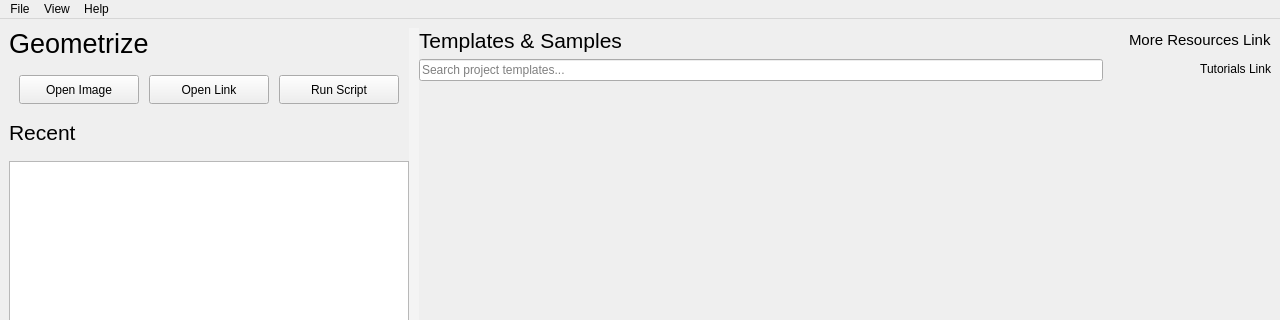
Before: the Qt Designer form Geometrize/dialog/launchwindow.ui in Tw1ddle/geometrize, drawn with Qt 5; both pictures show x 0 to 1280 and y 0 to 320 of the 1280 by 720 pixel window.
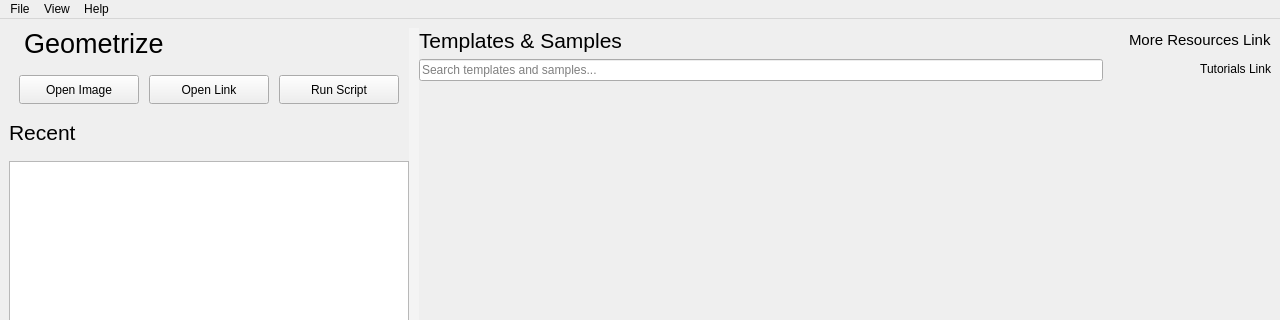
After: the same form once the commit is applied. Icons and pictures are not drawn. Custom widgets are drawn as their Qt base class.

Commit message: Various stuff, template search fully working, tweak scripts, start adding collapsible sections

Patch:
```diff
--- a/Geometrize/dialog/launchwindow.ui
+++ b/Geometrize/dialog/launchwindow.ui
@@ -111,6 +111,43 @@
            </property>
            <layout class="QVBoxLayout" name="recentsLayout">
             <item>
+             <layout class="QHBoxLayout" name="appTitleLayout">
+              <property name="spacing">
+               <number>0</number>
+              </property>
+              <item>
+               <widget class="QLabel" name="logoLabel">
+                <property name="sizePolicy">
+                 <sizepolicy hsizetype="Fixed" vsizetype="Fixed">
+                  <horstretch>0</horstretch>
+                  <verstretch>0</verstretch>
+                 </sizepolicy>
+                </property>
+                <property name="text">
+                 <string notr="true"/>
+                </property>
+                <property name="pixmap">
+                 <pixmap resource="../resources/application_resources.qrc">:/logos/logo_small.png</pixmap>
+                </property>
+               </widget>
+              </item>
+              <item>
+               <spacer name="horizontalSpacer_2">
+                <property name="orientation">
+                 <enum>Qt::Horizontal</enum>
+                </property>
+                <property name="sizeType">
+                 <enum>QSizePolicy::Fixed</enum>
+                </property>
+                <property name="sizeHint" stdset="0">
+                 <size>
+                  <width>8</width>
+                  <height>20</height>
+                 </size>
+                </property>
+               </spacer>
+              </item>
+              <item>
              <widget class="QLabel" name="geometrizeTitle">
               <property name="sizePolicy">
                <sizepolicy hsizetype="Fixed" vsizetype="Fixed">
@@ -135,6 +172,21 @@
              </widget>
             </item>
             <item>
+               <spacer name="horizontalSpacer">
+                <property name="orientation">
+                 <enum>Qt::Horizontal</enum>
+                </property>
+                <property name="sizeHint" stdset="0">
+                 <size>
+                  <width>40</width>
+                  <height>20</height>
+                 </size>
+                </property>
+               </spacer>
+              </item>
+             </layout>
+            </item>
+            <item>
              <layout class="QVBoxLayout" name="verticalLayout">
               <item>
                <layout class="QHBoxLayout" name="horizontalLayout">
@@ -332,7 +384,7 @@
                    <string notr="true" extracomment="The contents of the search box the user can type in to search for recent demo projects"/>
                   </property>
                   <property name="placeholderText">
-                   <string>Search project templates...</string>
+                   <string>Search templates and samples...</string>
                   </property>
                  </widget>
                 </item>
```
Left out of the diff: 3 changed lines with no effect on the pictures. Lines whose indentation alone changed are shown as unchanged. The commit also changes 169 other files.
